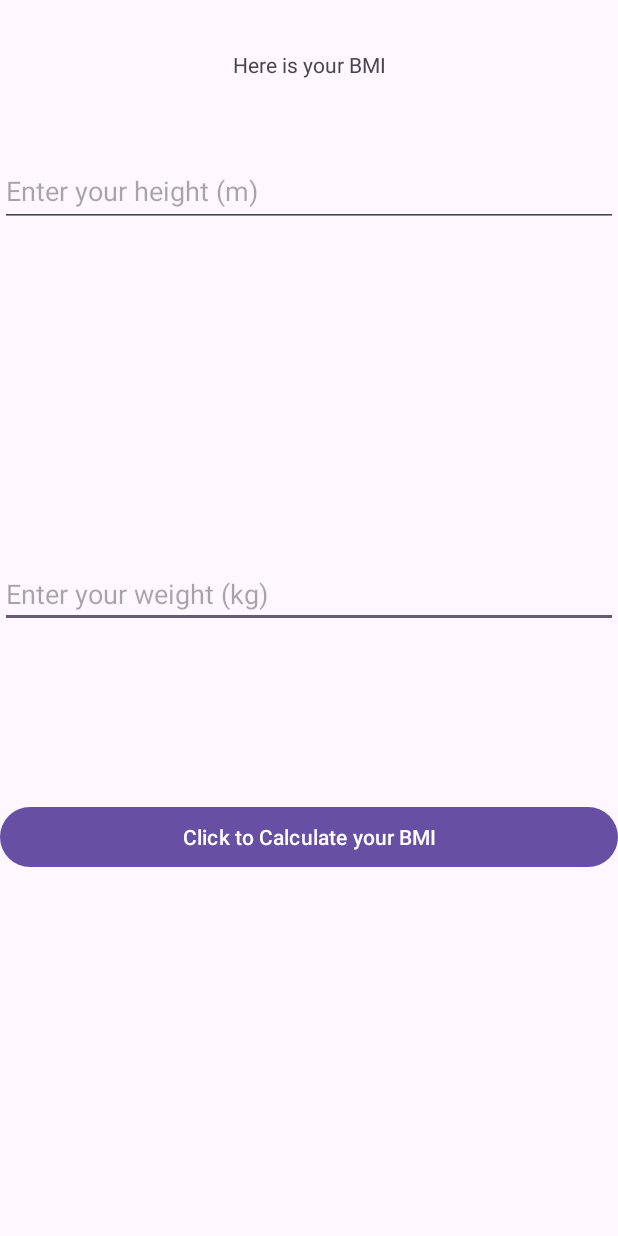
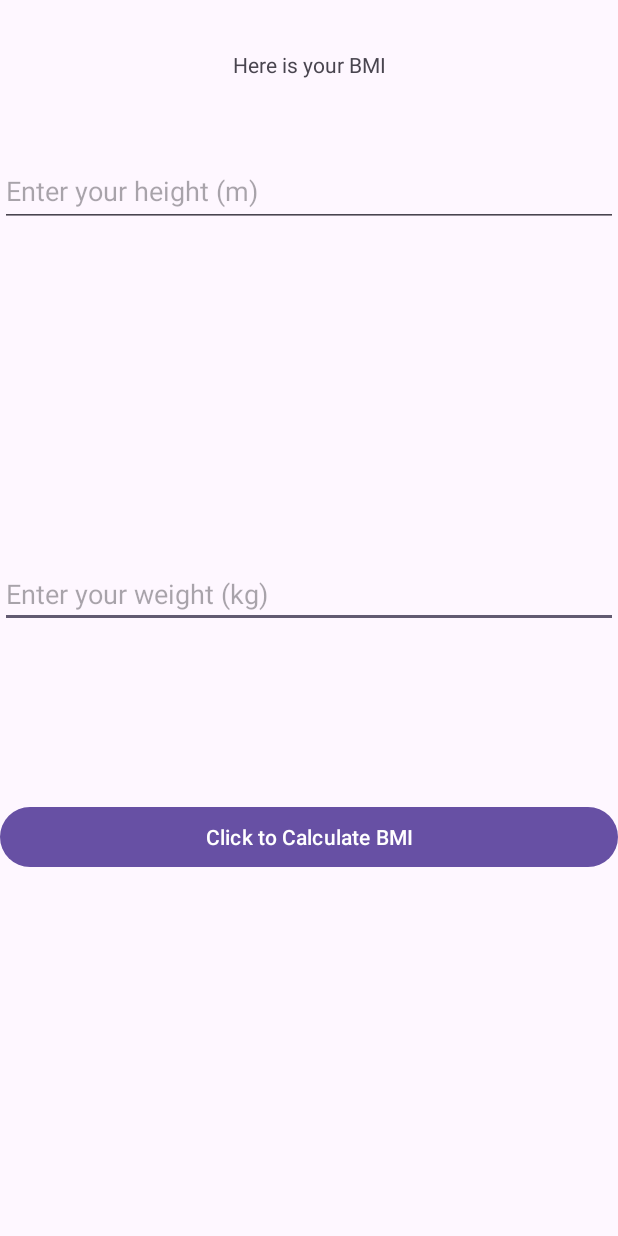
Before and after one commit to MarcoAsia/Marco-Gabriel-Asia-block7-acitivity1, an Android app: the screen it shows after launch (MainActivity), on a phone screen of 412 x 824 dp. Run offline under Robolectric (Android 15) with nearby library versions, the phone set to English and light mode, and no system bars.

Commit message:
Commit and push

```diff
--- a/app/src/main/res/layout/activity_main.xml
+++ b/app/src/main/res/layout/activity_main.xml
@@ -36,7 +36,7 @@
         android:layout_width="0dp"
         android:layout_height="wrap_content"
         android:layout_marginBottom="242dp"
-        android:text="Click to Calculate your BMI"
+        android:text="Click to Calculate BMI"
         app:layout_constraintBottom_toBottomOf="parent"
         app:layout_constraintEnd_toEndOf="parent"
         app:layout_constraintStart_toStartOf="parent"
```
